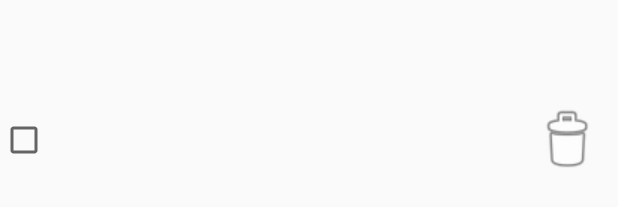
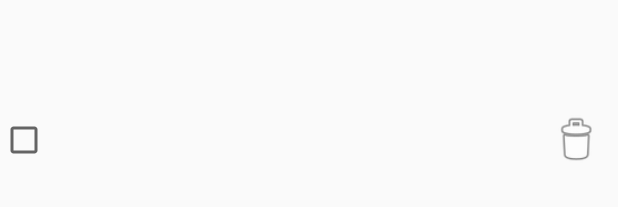
Before and after one commit to gustavolandi/todo, an Android app: the layout model_todo.xml on its own in the app's theme, with its tools: preview values and no code run, on a phone screen of 412 x 824 dp. Shown: the part 478-685 px from the top of the screen. Run offline under Robolectric (Android 15) with nearby library versions, the phone set to English and light mode, and no system bars.

Commit message:
adicionando tags na lista todo

```diff
--- a/app/src/main/res/layout/model_todo.xml
+++ b/app/src/main/res/layout/model_todo.xml
@@ -32,18 +32,32 @@
         android:id="@+id/txvTodoItemDate"
         android:layout_below="@+id/txvTodoName"
         android:layout_marginTop="10dp"
-        android:layout_marginBottom="10dp"
-        android:textColor="#0000FF"
+        android:textColor="#000000"
         android:layout_toEndOf="@+id/cbTodoStatus"
         android:layout_toStartOf="@+id/imgDeleteItem"
         android:layout_marginStart="5dp"
         android:layout_marginEnd="5dp"
+        />
 
+    <TextView
+        android:layout_width="match_parent"
+        android:layout_height="wrap_content"
+        android:textAppearance="?android:attr/textAppearanceMedium"
+        android:text=""
+        android:id="@+id/txvTodoItemTags"
+        android:layout_below="@+id/txvTodoItemDate"
+        android:layout_marginTop="10dp"
+        android:layout_marginBottom="10dp"
+        android:textColor="#000000"
+        android:layout_toEndOf="@+id/cbTodoStatus"
+        android:layout_toStartOf="@+id/imgDeleteItem"
+        android:layout_marginStart="5dp"
+        android:layout_marginEnd="5dp"
         />
 
     <ImageView
-        android:layout_width="48dp"
-        android:layout_height="48dp"
+        android:layout_width="36dp"
+        android:layout_height="36dp"
         android:layout_alignParentEnd="true"
         android:id="@+id/imgDeleteItem"
         android:layout_marginEnd="10dp"
```
Also changed, not shown: app/src/main/java/br/com/landi/todolist/AddItemActivity.kt (+8 -2 lines), app/src/main/java/br/com/landi/todolist/TodoAdapter.kt (+14 -6 lines).
